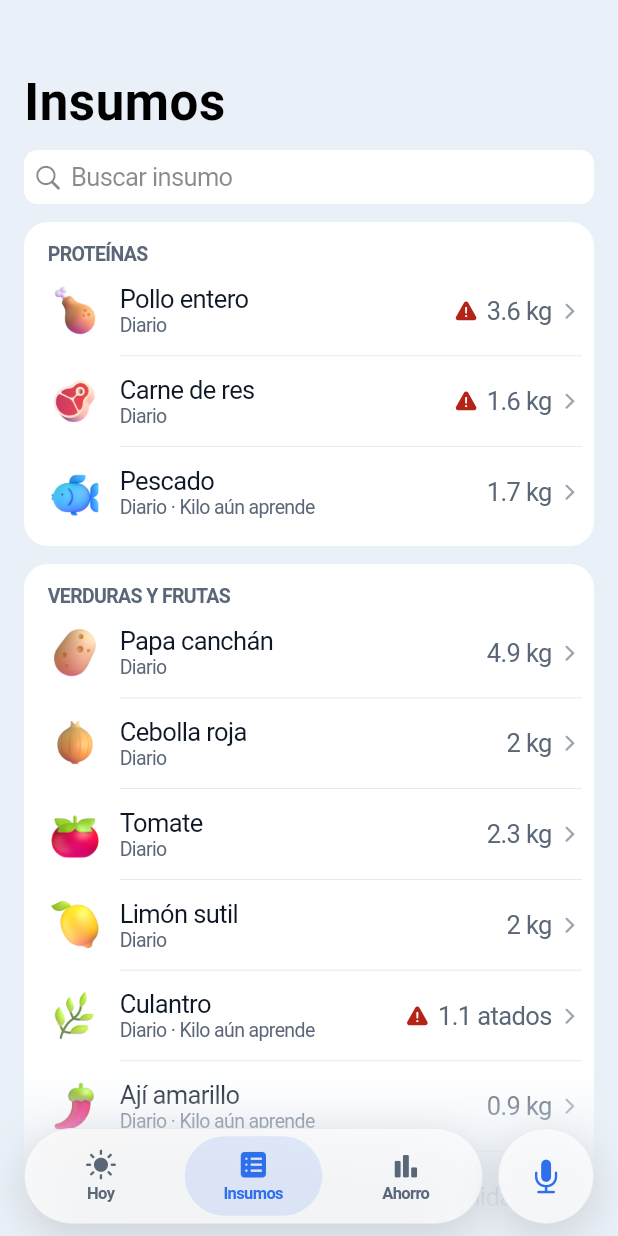
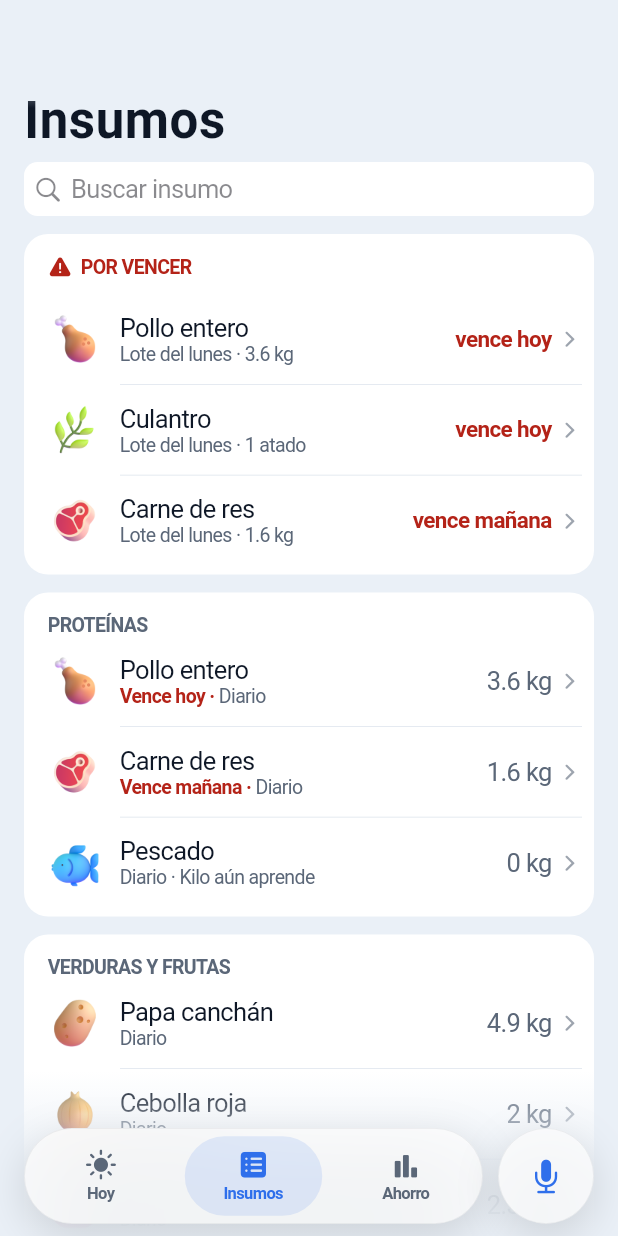
Before and after one commit to JosepRivera/kilo-app, a Flutter app: the screen it shows after launch, item 2 of the bottom bar chosen, on a phone screen of 412 x 824 dp. Run offline on Flutter 3.47's test engine with Material 3 defaults, Android fonts, the phone set to English and light mode, and no system bars; our stand-ins replace shared_preferences.

Commit message:
feat: soft-fading headers, expiring lots block, reconciled FIFO
- FadedHeaderScaffold replaces Cupertino bars: large title that collapses
  into a centered title over a soft fade, used by tabs, detail and reviews
- Insumos: 'POR VENCER' block with lot, quantity and expiry; rows say
  'Vence mañana' in red instead of a bare icon
- Count units (unidades, atados) display as whole numbers
- Estimated days weigh half toward the 28-day learning window
- FIFO lots reconcile to every recorded count (opening lot for stock that
  predates purchases), so lot totals always match stock; current stock
  excludes expired lots; regression test added

```diff
--- a/lib/domain/engine.dart
+++ b/lib/domain/engine.dart
@@ -9,6 +9,8 @@ const bufferCeiling = 0.60;
 const anomalyFactor = 3.0;
 const anomalyFloorSoles = 10.0;
 const priceTolerance = 0.40;
+const estimatedDayWeight = 0.5;
+const openingLotPrefix = 'opening-';
 
 class Consumption {
   const Consumption(this.amount, {this.estimated = false, this.closed = false});
@@ -159,15 +161,18 @@ class Engine {
   );
 
   int realDays(String id) =>
-      consumption(id).values.where((c) => !c.estimated).length;
+      consumption(id).values
+          .fold(0.0, (t, c) => t + (c.estimated ? estimatedDayWeight : 1))
+          .floor();
 
   bool isLearning(String id) => realDays(id) < coldStartDays;
 
   double currentStock(String id) {
+    if (lotsOf(id).isNotEmpty) {
+      return activeLots(id).fold(0.0, (t, l) => t + l.remaining);
+    }
     final recs = records(id).where((r) => !r.isClosed).toList();
-    if (recs.isEmpty) return lotsOf(id).fold(0.0, (t, l) => t + l.quantity);
-    final last = recs.last;
-    return last.remaining! + purchasesIn(id, last.date, _plus(today, 3650));
+    return recs.isEmpty ? 0 : recs.last.remaining!;
   }
 
   double coldStartEstimate(String id) {
@@ -262,15 +267,22 @@ class Engine {
       _lots.putIfAbsent(id, () {
         final lots = lotsOf(id);
         if (lots.isEmpty) return (const <LotState>[], const <WasteEvent>[]);
-        final cons = consumption(id);
+        final counted = {
+          for (final r in records(id))
+            if (!r.isClosed) r.date: r.remaining!,
+        };
         final queue = <(Lot, double)>[];
         final waste = <WasteEvent>[];
         var i = 0;
-        for (
-          var d = lots.first.purchasedOn;
-          !d.isAfter(today);
-          d = _plus(d, 1)
-        ) {
+        final firstCount = counted.keys.fold<DateTime?>(
+          null,
+          (a, b) => a == null || b.isBefore(a) ? b : a,
+        );
+        final start =
+            firstCount != null && firstCount.isBefore(lots.first.purchasedOn)
+            ? firstCount
+            : lots.first.purchasedOn;
+        for (var d = start; !d.isAfter(today); d = _plus(d, 1)) {
           queue.removeWhere((e) {
             if (!e.$1.expiresOn.isBefore(d) || e.$2 <= 0.001) return false;
             waste.add(WasteEvent(d, id, e.$2, e.$2 * e.$1.unitPrice));
@@ -280,12 +292,27 @@ class Engine {
             queue.add((lots[i], lots[i].quantity));
             i++;
           }
-          if (!d.isBefore(today)) break;
-          var need = cons[d]?.amount ?? 0;
-          for (var k = 0; k < queue.length && need > 0; k++) {
-            final take = math.min(need, queue[k].$2);
+          final remaining = counted[d];
+          if (remaining == null) continue;
+          var used = queue.fold(0.0, (t, e) => t + e.$2) - remaining;
+          if (used < -0.001) {
+            final price = data.supply(id).referencePrice;
+            queue.insert(0, (
+              Lot(
+                id: '$openingLotPrefix$id-${dayKey(d)}',
+                supplyId: id,
+                purchasedOn: d,
+                quantity: -used,
+                cost: -used * price,
+                expiresOn: DateTime(9999),
+              ),
+              -used,
+            ));
+          }
+          for (var k = 0; k < queue.length && used > 0; k++) {
+            final take = math.min(used, queue[k].$2);
             queue[k] = (queue[k].$1, queue[k].$2 - take);
-            need -= take;
+            used -= take;
           }
           queue.removeWhere((e) => e.$2 <= 0.001);
         }
--- a/lib/features/dictation/review_parts.dart
+++ b/lib/features/dictation/review_parts.dart
@@ -1,6 +1,7 @@
 import 'package:flutter/cupertino.dart';
 
 import '../../theme/forecast_palette.dart';
+import '../../ui/faded_header.dart';
 import '../../ui/panel.dart';
 
 class ReviewScaffold extends StatelessWidget {
@@ -18,19 +19,15 @@ class ReviewScaffold extends StatelessWidget {
   final VoidCallback onSave;
 
   @override
-  Widget build(BuildContext context) {
-    final p = ForecastPalette.of(context);
-    return CupertinoPageScaffold(
-      backgroundColor: p.background,
-      navigationBar: CupertinoNavigationBar(
-        backgroundColor: p.background.withValues(alpha: 0.9),
-        border: null,
+  Widget build(BuildContext context) => FadedHeaderScaffold(
+    title: title,
+    largeTitle: false,
+    bottomPadding: 32,
     leading: CupertinoButton(
       padding: EdgeInsets.zero,
       onPressed: () => Navigator.pop(context),
       child: const Text('Cancelar'),
     ),
-        middle: Text(title),
     trailing: CupertinoButton(
       padding: EdgeInsets.zero,
       onPressed: canSave ? onSave : null,
@@ -39,20 +36,8 @@ class ReviewScaffold extends StatelessWidget {
         style: TextStyle(fontWeight: FontWeight.w600),
       ),
     ),
-      ),
-      child: SafeArea(
-        child: ListView(
-          padding: const EdgeInsets.fromLTRB(16, 8, 16, 32),
-          children: [
-            for (final (i, c) in children.indexed) ...[
-              if (i > 0) const SizedBox(height: 12),
-              c,
-            ],
-          ],
-        ),
-      ),
+    children: children,
   );
-  }
 }
 
 class TranscriptPanel extends StatelessWidget {
--- a/lib/features/supplies/supplies_screen.dart
+++ b/lib/features/supplies/supplies_screen.dart
@@ -24,7 +24,8 @@ class _SuppliesScreenState extends State<SuppliesScreen> {
   Widget build(BuildContext context) {
     final store = KiloScope.of(context);
     final p = ForecastPalette.of(context);
-    final expiring = {for (final a in store.engine.expiryAlerts()) a.supply.id};
+    final alerts = store.engine.expiryAlerts();
+    final expiring = {for (final a in alerts.reversed) a.supply.id: a.daysLeft};
     final groups = [
       for (final c in store.data.categories)
         (
@@ -43,6 +44,72 @@ class _SuppliesScreenState extends State<SuppliesScreen> {
           backgroundColor: p.surface,
           onChanged: (q) => setState(() => _query = q),
         ),
+        if (alerts.isNotEmpty && _query.isEmpty)
+          Panel(
+            padding: const EdgeInsets.fromLTRB(16, 14, 8, 6),
+            child: Column(
+              crossAxisAlignment: CrossAxisAlignment.start,
+              children: [
+                PanelHeader(
+                  CupertinoIcons.exclamationmark_triangle_fill,
+                  'POR VENCER',
+                  color: p.alert,
+                ),
+                for (final (i, a) in alerts.indexed) ...[
+                  if (i > 0)
+                    const Padding(
+                      padding: EdgeInsets.only(left: 48),
+                      child: PanelDivider(),
+                    ),
+                  CupertinoButton(
+                    padding: EdgeInsets.zero,
+                    minimumSize: const Size(0, 60),
+                    onPressed: () => Navigator.of(context).push(
+                      CupertinoPageRoute<void>(
+                        builder: (_) =>
+                            SupplyDetailScreen(supplyId: a.supply.id),
+                      ),
+                    ),
+                    child: Row(
+                      children: [
+                        supplyIcon(a.supply.icon, 36),
+                        const SizedBox(width: 12),
+                        Expanded(
+                          child: Column(
+                            crossAxisAlignment: CrossAxisAlignment.start,
+                            children: [
+                              Text(
+                                a.supply.name,
+                                style: TextStyle(fontSize: 17, color: p.text),
+                              ),
+                              Text(
+                                'Lote ${store.engine.lotLabel(a.lot.lot)} · ${withUnit(double.parse(a.lot.remaining.toStringAsFixed(1)), a.supply.unit)}',
+                                style: TextStyle(fontSize: 13, color: p.muted),
+                              ),
+                            ],
+                          ),
+                        ),
+                        Text(
+                          expiryText(a.daysLeft),
+                          style: TextStyle(
+                            fontSize: 15,
+                            fontWeight: FontWeight.w600,
+                            color: p.alert,
+                          ),
+                        ),
+                        const SizedBox(width: 4),
+                        Icon(
+                          CupertinoIcons.chevron_forward,
+                          size: 16,
+                          color: p.muted.withValues(alpha: 0.6),
+                        ),
+                      ],
+                    ),
+                  ),
+                ],
+              ],
+            ),
+          ),
         if (groups.isEmpty)
           Panel(
             child: Text(
@@ -74,7 +141,7 @@ class _SuppliesScreenState extends State<SuppliesScreen> {
                     supply: s,
                     onHand: store.engine.currentStock(s.id),
                     learning: store.engine.isLearning(s.id),
-                    expiring: expiring.contains(s.id),
+                    expiresIn: expiring[s.id],
                   ),
                 ],
               ],
@@ -90,13 +157,13 @@ class _SupplyTile extends StatelessWidget {
     required this.supply,
     required this.onHand,
     required this.learning,
-    required this.expiring,
+    required this.expiresIn,
   });
 
   final SupplyInfo supply;
   final double onHand;
   final bool learning;
-  final bool expiring;
+  final int? expiresIn;
 
   @override
   Widget build(BuildContext context) {
@@ -105,6 +172,7 @@ class _SupplyTile extends StatelessWidget {
       supply.critical ? 'Diario' : 'Semanal',
       if (learning) 'Kilo aún aprende',
     ].join(' · ');
+    final muted = TextStyle(fontSize: 13, color: p.muted);
 
     return CupertinoButton(
       padding: EdgeInsets.zero,
@@ -126,18 +194,25 @@ class _SupplyTile extends StatelessWidget {
                   supply.name,
                   style: TextStyle(fontSize: 17, color: p.text),
                 ),
-                Text(subtitle, style: TextStyle(fontSize: 13, color: p.muted)),
+                Text.rich(
+                  TextSpan(
+                    children: [
+                      if (expiresIn != null)
+                        TextSpan(
+                          text:
+                              '${expiryText(expiresIn!)[0].toUpperCase()}${expiryText(expiresIn!).substring(1)} · ',
+                          style: muted.copyWith(
+                            color: p.alert,
+                            fontWeight: FontWeight.w600,
+                          ),
+                        ),
+                      TextSpan(text: subtitle, style: muted),
+                    ],
+                  ),
+                ),
               ],
             ),
           ),
-          if (expiring) ...[
-            Icon(
-              CupertinoIcons.exclamationmark_triangle_fill,
-              size: 16,
-              color: p.alert,
-            ),
-            const SizedBox(width: 6),
-          ],
           Text(
             withUnit(onHand, supply.unit),
             style: TextStyle(
--- a/lib/features/supplies/supply_detail_screen.dart
+++ b/lib/features/supplies/supply_detail_screen.dart
@@ -7,6 +7,7 @@ import '../../domain/engine.dart';
 import '../../domain/models.dart';
 import '../../theme/forecast_palette.dart';
 import '../../ui/format.dart';
+import '../../ui/faded_header.dart';
 import '../../ui/panel.dart';
 
 class SupplyDetailScreen extends StatelessWidget {
@@ -20,20 +21,18 @@ class SupplyDetailScreen extends StatelessWidget {
     final e = store.engine;
     final p = ForecastPalette.of(context);
     final s = store.data.supply(supplyId);
-    final lots = e.activeLots(s.id);
+    final lots = e
+        .activeLots(s.id)
+        .where((l) => !l.lot.id.startsWith(openingLotPrefix))
+        .toList();
 
-    return CupertinoPageScaffold(
-      backgroundColor: p.background,
-      navigationBar: CupertinoNavigationBar(
-        middle: Text(s.name),
+    return FadedHeaderScaffold(
+      title: s.name,
+      largeTitle: false,
+      leading: CupertinoNavigationBarBackButton(
         previousPageTitle: 'Insumos',
-        backgroundColor: p.background.withValues(alpha: 0.9),
-        border: null,
+        color: p.accent,
       ),
-      child: SafeArea(
-        bottom: false,
-        child: ListView(
-          padding: const EdgeInsets.fromLTRB(16, 8, 16, 120),
       children: [
         _Now(
           supply: s,
@@ -82,17 +81,12 @@ class SupplyDetailScreen extends StatelessWidget {
               _Line(label: 'Se mide en', value: s.unit),
               for (final e in s.phrases.entries) ...[
                 const PanelDivider(),
-                    _Line(
-                      label: '“${e.key}”',
-                      value: withUnit(e.value, s.unit),
-                    ),
+                _Line(label: '“${e.key}”', value: withUnit(e.value, s.unit)),
               ],
             ],
           ),
         ),
       ],
-        ),
-      ),
     );
   }
 }
@@ -132,7 +126,11 @@ class _Now extends StatelessWidget {
                       textBaseline: TextBaseline.alphabetic,
                       children: [
                         Text(
-                          formatQty(onHand),
+                          formatQty(
+                            isCountUnit(supply.unit)
+                                ? onHand.roundToDouble()
+                                : onHand,
+                          ),
                           style: TextStyle(
                             fontSize: 64,
                             fontWeight: FontWeight.w300,
--- /dev/null
+++ b/lib/ui/faded_header.dart
@@ -0,0 +1,141 @@
+import 'package:flutter/cupertino.dart';
+
+import '../theme/forecast_palette.dart';
+
+const _barHeight = 44.0;
+const _largeTitleHeight = 52.0;
+const _fadeExtra = 28.0;
+
+class FadedHeaderScaffold extends StatefulWidget {
+  const FadedHeaderScaffold({
+    super.key,
+    required this.title,
+    required this.children,
+    this.largeTitle = true,
+    this.leading,
+    this.trailing,
+    this.bottomPadding = 120,
+  });
+
+  final String title;
+  final List<Widget> children;
+  final bool largeTitle;
+  final Widget? leading;
+  final Widget? trailing;
+  final double bottomPadding;
+
+  @override
+  State<FadedHeaderScaffold> createState() => _FadedHeaderScaffoldState();
+}
+
+class _FadedHeaderScaffoldState extends State<FadedHeaderScaffold> {
+  final _scroll = ScrollController();
+  var _collapsed = false;
+
+  @override
+  void initState() {
+    super.initState();
+    _scroll.addListener(() {
+      final collapsed = _scroll.offset > _largeTitleHeight - 8;
+      if (collapsed != _collapsed) setState(() => _collapsed = collapsed);
+    });
+  }
+
+  @override
+  void dispose() {
+    _scroll.dispose();
+    super.dispose();
+  }
+
+  @override
+  Widget build(BuildContext context) {
+    final p = ForecastPalette.of(context);
+    final top = MediaQuery.paddingOf(context).top;
+    final showSmallTitle = !widget.largeTitle || _collapsed;
+    final navTitle = CupertinoTheme.of(context).textTheme.navTitleTextStyle
+        .copyWith(color: p.text);
+    final largeTitle = CupertinoTheme.of(context)
+        .textTheme
+        .navLargeTitleTextStyle
+        .copyWith(color: p.text);
+
+    return CupertinoPageScaffold(
+      backgroundColor: p.background,
+      child: Stack(
+        children: [
+          ListView(
+            controller: _scroll,
+            padding: EdgeInsets.fromLTRB(
+              16,
+              top + _barHeight + 4,
+              16,
+              widget.bottomPadding,
+            ),
+            children: [
+              if (widget.largeTitle)
+                SizedBox(
+                  height: _largeTitleHeight,
+                  child: Align(
+                    alignment: Alignment.bottomLeft,
+                    child: Semantics(
+                      header: true,
+                      child: Text(widget.title, style: largeTitle),
+                    ),
+                  ),
+                ),
+              if (widget.largeTitle) const SizedBox(height: 8),
+              for (final (i, c) in widget.children.indexed) ...[
+                if (i > 0) const SizedBox(height: 12),
+                c,
+              ],
+            ],
+          ),
+          Positioned(
+            top: 0,
+            left: 0,
+            right: 0,
+            height: top + _barHeight + _fadeExtra,
+            child: IgnorePointer(
+              child: DecoratedBox(
+                decoration: BoxDecoration(
+                  gradient: LinearGradient(
+                    begin: Alignment.topCenter,
+                    end: Alignment.bottomCenter,
+                    colors: [
+                      p.background,
+                      p.background,
+                      p.background.withValues(alpha: 0),
+                    ],
+                    stops: [
+                      0,
+                      (top + _barHeight) / (top + _barHeight + _fadeExtra),
+                      1,
+                    ],
+                  ),
+                ),
+              ),
+            ),
+          ),
+          Positioned(
+            top: top,
+            left: 8,
+            right: 8,
+            height: _barHeight,
+            child: NavigationToolbar(
+              leading: widget.leading,
+              middle: AnimatedOpacity(
+                opacity: showSmallTitle ? 1 : 0,
+                duration: const Duration(milliseconds: 180),
+                child: ExcludeSemantics(
+                  excluding: widget.largeTitle,
+                  child: Text(widget.title, style: navTitle),
+                ),
+              ),
+              trailing: widget.trailing,
+            ),
+          ),
+        ],
+      ),
+    );
+  }
+}
--- a/lib/ui/format.dart
+++ b/lib/ui/format.dart
@@ -16,16 +16,18 @@ Widget supplyIcon(String? icon, double size) => Image.asset(
 String formatQty(double v) =>
     v == v.roundToDouble() ? v.toStringAsFixed(0) : v.toStringAsFixed(1);
 
+bool isCountUnit(String unit) => unit != 'kg' && unit != 'litros';
+
 String withUnit(double v, String unit) {
-  final one = v == 1;
-  final u = !one
+  final shown = isCountUnit(unit) ? v.roundToDouble() : v;
+  final u = shown != 1
       ? unit
       : unit.endsWith('des')
       ? unit.substring(0, unit.length - 2)
       : unit.endsWith('s')
       ? unit.substring(0, unit.length - 1)
       : unit;
-  return '${formatQty(v)} $u';
+  return '${formatQty(shown)} $u';
 }
 
 String soles(double v) => 'S/ ${v.round()}';
--- a/lib/ui/panel.dart
+++ b/lib/ui/panel.dart
@@ -1,6 +1,7 @@
 import 'package:flutter/cupertino.dart';
 
 import '../theme/forecast_palette.dart';
+import 'faded_header.dart';
 
 class ForecastPage extends StatelessWidget {
   const ForecastPage({
@@ -15,34 +16,9 @@ class ForecastPage extends StatelessWidget {
   final Widget? trailing;
 
   @override
-  Widget build(BuildContext context) {
-    final p = ForecastPalette.of(context);
-    return CupertinoPageScaffold(
-      backgroundColor: p.background,
-      child: CustomScrollView(
-        slivers: [
-          CupertinoSliverNavigationBar(
-            largeTitle: Text(title),
-            trailing: trailing,
-            backgroundColor: p.background.withValues(alpha: 0.9),
-            border: null,
-          ),
-          SliverPadding(
-            padding: const EdgeInsets.fromLTRB(16, 4, 16, 120),
-            sliver: SliverList.list(children: _spaced(children)),
-          ),
-        ],
-      ),
-    );
-  }
+  Widget build(BuildContext context) =>
+      FadedHeaderScaffold(title: title, trailing: trailing, children: children);
 }
-
-List<Widget> _spaced(List<Widget> children) => [
-  for (final (i, c) in children.indexed) ...[
-    if (i > 0) const SizedBox(height: 12),
-    c,
-  ],
-];
 
 class Panel extends StatelessWidget {
   const Panel({
@@ -68,10 +44,11 @@ class Panel extends StatelessWidget {
 }
 
 class PanelHeader extends StatelessWidget {
-  const PanelHeader(this.icon, this.label, {super.key});
+  const PanelHeader(this.icon, this.label, {super.key, this.color});
 
   final IconData icon;
   final String label;
+  final Color? color;
 
   @override
   Widget build(BuildContext context) {
@@ -80,14 +57,14 @@ class PanelHeader extends StatelessWidget {
       padding: const EdgeInsets.only(bottom: 10),
       child: Row(
         children: [
-          Icon(icon, size: 16, color: p.muted),
+          Icon(icon, size: 16, color: color ?? p.muted),
           const SizedBox(width: 6),
           Text(
             label,
             style: TextStyle(
               fontSize: 13,
               fontWeight: FontWeight.w600,
-              color: p.muted,
+              color: color ?? p.muted,
             ),
           ),
         ],
```
Also changed, not shown: 2 other files. Lines whose indentation alone changed are shown as unchanged.
